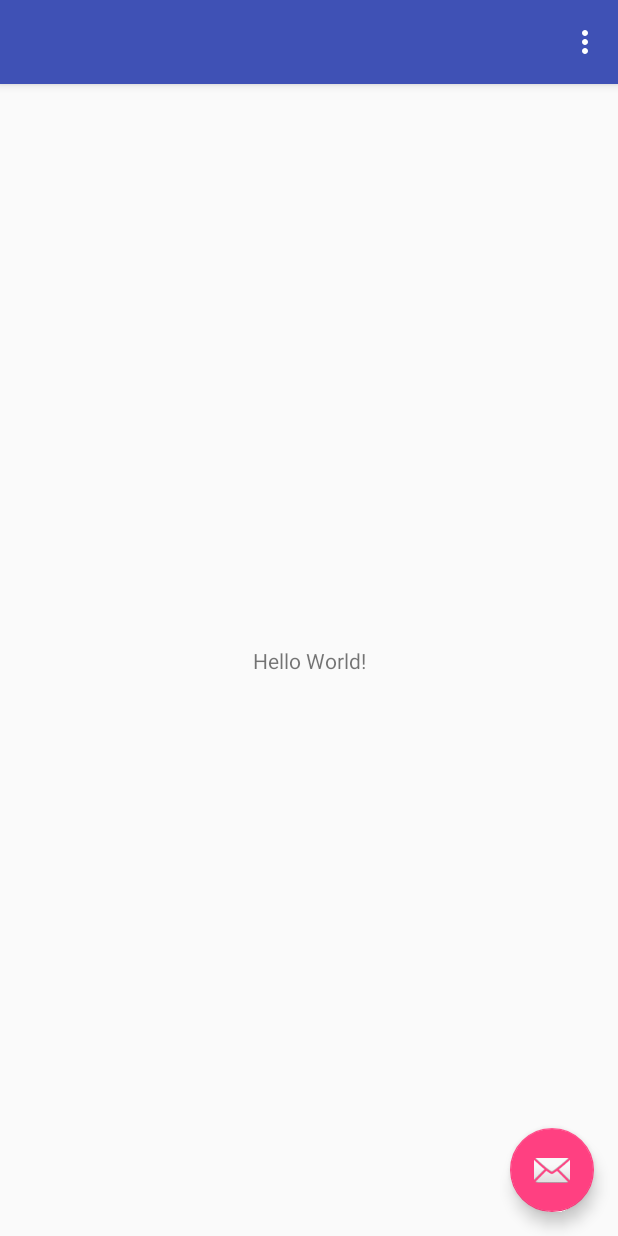
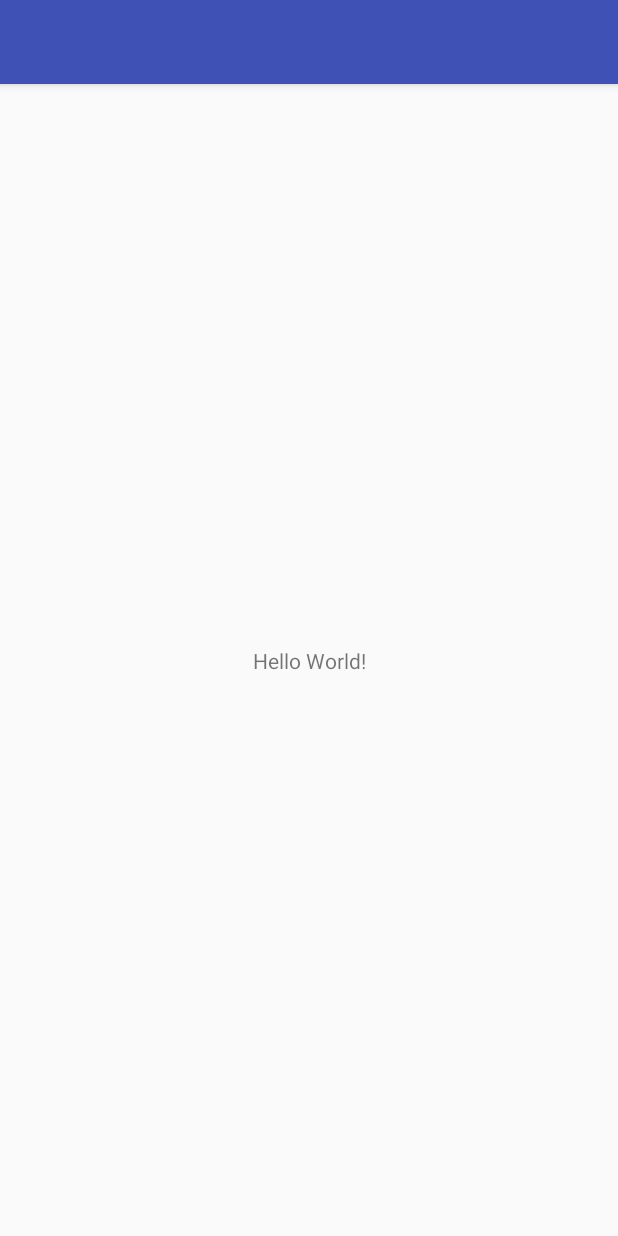
Before and after one commit to doorsrom/com.doors.calculator, an Android app: the screen it shows after launch (MainActivity), on a phone screen of 412 x 824 dp. Run offline under Robolectric (Android 15) with nearby library versions, the phone set to English and light mode, and no system bars; 2 statements that could not run were skipped.

Commit message:
Removed unnecessary elements which were created at Project creation. FloatingActionButton, Settings(Top-Right), Elements from NavigationBar Left two temporary Items in the NavigationBar.

```diff
--- a/app/src/main/java/com/windowsexperience/calculator/MainActivity.java
+++ b/app/src/main/java/com/windowsexperience/calculator/MainActivity.java
@@ -23,15 +23,6 @@ public class MainActivity extends AppCompatActivity
         Toolbar toolbar = (Toolbar) findViewById(R.id.toolbar);
         setSupportActionBar(toolbar);
 
-        FloatingActionButton fab = (FloatingActionButton) findViewById(R.id.fab);
-        fab.setOnClickListener(new View.OnClickListener() {
-            @Override
-            public void onClick(View view) {
-                Snackbar.make(view, "Replace with your own action", Snackbar.LENGTH_LONG)
-                        .setAction("Action", null).show();
-            }
-        });
-
         DrawerLayout drawer = (DrawerLayout) findViewById(R.id.drawer_layout);
         ActionBarDrawerToggle toggle = new ActionBarDrawerToggle(
                 this, drawer, toolbar, R.string.navigation_drawer_open, R.string.navigation_drawer_close);
@@ -53,23 +44,12 @@ public class MainActivity extends AppCompatActivity
     }
 
     @Override
-    public boolean onCreateOptionsMenu(Menu menu) {
-        // Inflate the menu; this adds items to the action bar if it is present.
-        getMenuInflater().inflate(R.menu.main, menu);
-        return true;
-    }
-
-    @Override
     public boolean onOptionsItemSelected(MenuItem item) {
         // Handle action bar item clicks here. The action bar will
         // automatically handle clicks on the Home/Up button, so long
         // as you specify a parent activity in AndroidManifest.xml.
         int id = item.getItemId();
 
-        //noinspection SimplifiableIfStatement
-        if (id == R.id.action_settings) {
-            return true;
-        }
 
         return super.onOptionsItemSelected(item);
     }
@@ -82,16 +62,6 @@ public class MainActivity extends AppCompatActivity
 
         if (id == R.id.nav_camera) {
             // Handle the camera action
-        } else if (id == R.id.nav_gallery) {
-
-        } else if (id == R.id.nav_slideshow) {
-
-        } else if (id == R.id.nav_manage) {
-
-        } else if (id == R.id.nav_share) {
-
-        } else if (id == R.id.nav_send) {
-
         }
 
         DrawerLayout drawer = (DrawerLayout) findViewById(R.id.drawer_layout);
--- a/app/src/main/res/layout/app_bar_main.xml
+++ b/app/src/main/res/layout/app_bar_main.xml
@@ -22,12 +22,4 @@
 
     <include layout="@layout/content_main" />
 
-    <android.support.design.widget.FloatingActionButton
-        android:id="@+id/fab"
-        android:layout_width="wrap_content"
-        android:layout_height="wrap_content"
-        android:layout_gravity="bottom|end"
-        android:layout_margin="@dimen/fab_margin"
-        app:srcCompat="@android:drawable/ic_dialog_email" />
-
 </android.support.design.widget.CoordinatorLayout>
--- a/app/src/main/res/layout/nav_header_main.xml
+++ b/app/src/main/res/layout/nav_header_main.xml
@@ -10,7 +10,8 @@
     android:paddingLeft="@dimen/activity_horizontal_margin"
     android:paddingRight="@dimen/activity_horizontal_margin"
     android:paddingTop="@dimen/activity_vertical_margin"
-    android:theme="@style/ThemeOverlay.AppCompat.Dark">
+    android:theme="@style/ThemeOverlay.AppCompat.Dark"
+    android:visibility="gone">
 
     <ImageView
         android:id="@+id/imageView"
--- a/app/src/main/res/menu/activity_main_drawer.xml
+++ b/app/src/main/res/menu/activity_main_drawer.xml
@@ -5,34 +5,10 @@
 
     <group android:checkableBehavior="single">
         <item
+            android:icon="@drawable/ic_menu_slideshow"
+            android:title="RECHNER" />
+        <item
             android:id="@+id/nav_camera"
-            android:icon="@drawable/ic_menu_camera"
-            android:title="Import" />
-        <item
-            android:id="@+id/nav_gallery"
-            android:icon="@drawable/ic_menu_gallery"
-            android:title="Gallery" />
-        <item
-            android:id="@+id/nav_slideshow"
-            android:icon="@drawable/ic_menu_slideshow"
-            android:title="Slideshow" />
-        <item
-            android:id="@+id/nav_manage"
-            android:icon="@drawable/ic_menu_manage"
-            android:title="Tools" />
+            android:title="Standard" />
     </group>
-
-    <item android:title="Communicate">
-        <menu>
-            <item
-                android:id="@+id/nav_share"
-                android:icon="@drawable/ic_menu_share"
-                android:title="Share" />
-            <item
-                android:id="@+id/nav_send"
-                android:icon="@drawable/ic_menu_send"
-                android:title="Send" />
-        </menu>
-    </item>
-
 </menu>
--- a/app/src/main/res/menu/main.xml
+++ /dev/null
@@ -1,9 +0,0 @@
-<?xml version="1.0" encoding="utf-8"?>
-<menu xmlns:android="http://schemas.android.com/apk/res/android"
-    xmlns:app="http://schemas.android.com/apk/res-auto">
-    <item
-        android:id="@+id/action_settings"
-        android:orderInCategory="100"
-        android:title="@string/action_settings"
-        app:showAsAction="never" />
-</menu>
```
